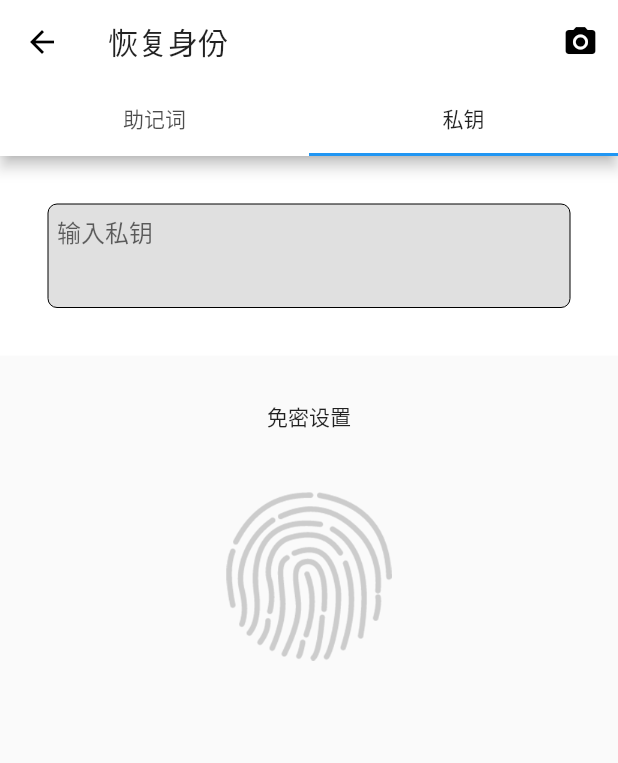
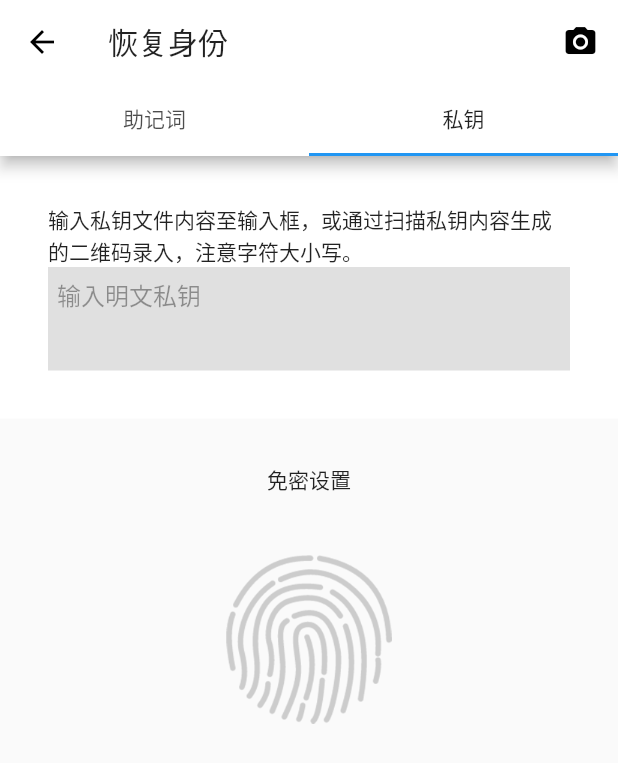
Before and after one commit to youwallet/wallet, a Flutter app: the LoadWallet screen opened by its route, tab 2 chosen, on a phone screen of 412 x 824 dp. Shown: the top 763 px of the screen. Run offline on Flutter 3.47's test engine with Material 2 defaults, Android fonts, the light colour scheme and no system bars; our stand-ins replace local_auth; missing offline and left inert: bip39, web3dart.

Commit message:
for #33 本地生成助记词和种子

```diff
--- a/flutter_app/lib/pages/create_wallet/load_wallet.dart
+++ b/flutter_app/lib/pages/create_wallet/load_wallet.dart
@@ -1,5 +1,6 @@
 
 import 'package:flutter/material.dart';
+import 'package:bip39/bip39.dart' as bip39;
 
 
 class LoadWallet extends StatefulWidget {
@@ -10,9 +11,12 @@ class LoadWallet extends StatefulWidget {
 
 class LoadWalletState extends State<LoadWallet> {
 
+  String randomMnemonic;
+  TextEditingController _name = TextEditingController();
 
   @override
   Widget build(BuildContext context) {
+    _generateMnemonic();
     return new DefaultTabController(
         length: 2,
         child: Scaffold(
@@ -20,7 +24,7 @@ class LoadWalletState extends State<LoadWallet> {
           body: new TabBarView(
             children: [
               buildPage('输入助记词,用空格分隔'),
-              buildPage('输入私钥'),
+              buildPage('输入明文私钥'),
             ],
           ),
         )
@@ -63,7 +67,12 @@ class LoadWalletState extends State<LoadWallet> {
           new Container(
             padding: const EdgeInsets.all(32.0), // 四周填充边距32像素
             color: Colors.white,
-            child: new TextField(
+            child: new Column(
+              children: <Widget>[
+                buildText(placeholder),
+                new TextField(
+                  controller: this._name,
+                  enabled: false,
                   maxLines: 3,
                   decoration: InputDecoration(
                       filled: true,
@@ -78,10 +87,13 @@ class LoadWalletState extends State<LoadWallet> {
                         ),
                       )
                   ),
-              onChanged: (text) {
+
+                  onSubmitted: (text) {
                     print('change $text');
                   },
                 ),
+              ],
+            )
           ),
           new Padding(
               padding: new EdgeInsets.all(30.0),
@@ -97,4 +109,32 @@ class LoadWalletState extends State<LoadWallet> {
       ),
     );
   }
+
+
+  buildText(p) {
+    if (p == '输入明文私钥') {
+      return new Container(
+        child: new Text('输入私钥文件内容至输入框，或通过扫描私钥内容生成的二维码录入，注意字符大小写。'),
+      );
+    } else {
+      return new Container(
+        child: null
+      );
     }
+  }
+
+  _generateMnemonic() async {
+    // 生成助记词字符串，12个随机单词
+    String randomMnemonic = bip39.generateMnemonic();
+    setState((){
+      this._name.text = randomMnemonic; // 设置初始值
+    });
+    print('_generateMnemonic ====> $randomMnemonic');
+    // 得到64字节种子
+    String seed = bip39.mnemonicToSeedHex(randomMnemonic);
+    // 还可以增加一个口令来生成种子，这样即使助记词丢失也还有一层保险
+    // bip39.mnemonicToSeedHex(words, password);
+    print('_generateMnemonic ====> $seed');
+
+  }
+}
```
Also changed, not shown: flutter_app/lib/pages/create_wallet/backup_wallet.dart (+16 -14 lines). Lines whose indentation alone changed are shown as unchanged.
